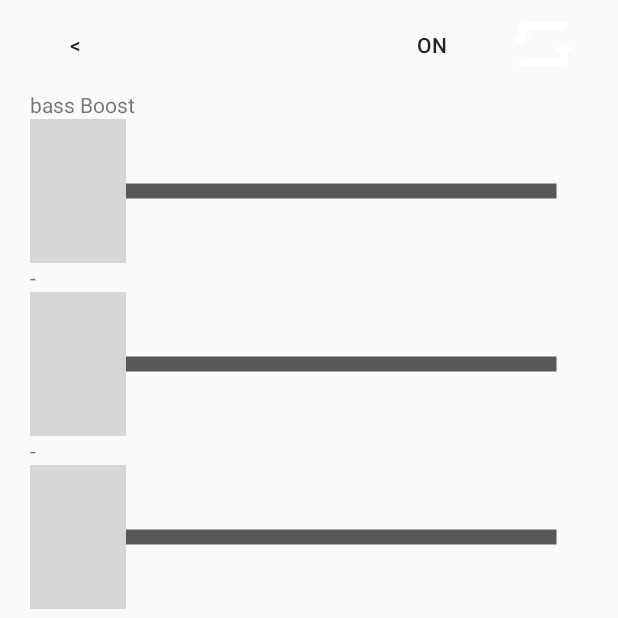
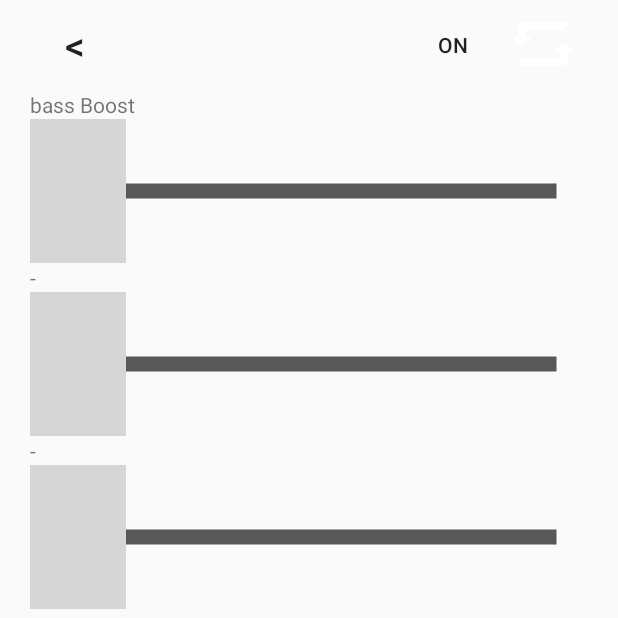
Before and after one commit to hunke/BlackPlay, an Android app: the EQActivity screen opened directly, with no data from a screen before it, on a phone screen of 412 x 824 dp, the top half of it. Run offline under Robolectric (Android 15) with nearby library versions, the phone set to English and light mode, and no system bars; 3 statements that could not run were skipped.

Commit message:
remade images

```diff
--- a/app/src/main/java/com/example/sergiishkap/blackplay/MainScreen.java
+++ b/app/src/main/java/com/example/sergiishkap/blackplay/MainScreen.java
@@ -177,7 +177,7 @@ public class MainScreen extends Activity implements MediaPlayer.OnCompletionList
     public void setPlayImg(boolean playState){
         ImageButton playBtn=(ImageButton)findViewById(R.id.play_btn);
         if(playState){
-            playBtn.setImageResource(R.drawable.next_track);
+            playBtn.setImageResource(R.drawable.pause);
         }else {
             playBtn.setImageResource(R.drawable.play);
         }
--- a/app/src/main/res/layout/eq_layout.xml
+++ b/app/src/main/res/layout/eq_layout.xml
@@ -8,31 +8,19 @@
     android:paddingRight="20dp"
     >
 
-<LinearLayout
+<RelativeLayout
     android:orientation="horizontal"
     android:layout_width="fill_parent"
-    android:layout_height="wrap_content"
+    android:layout_height="60dp"
     >
 <Button
     android:layout_width="60dp"
     android:layout_height="60dp"
     android:background="@null"
     android:text="@string/to_play_list"
+    android:textSize="26sp"
     android:onClick="backToMain"
     />
-    <View
-        android:layout_width="0dp"
-        android:layout_height="fill_parent"
-        android:layout_weight="1"
-        />
-    <ToggleButton
-        android:id="@+id/enabled"
-        android:layout_marginLeft="60dp"
-        android:layout_width="wrap_content"
-        android:layout_height="wrap_content"
-        android:background="@null"
-        />
-
 <ImageButton android:id="@+id/flat"
     android:background="@null"
      android:layout_height="60dp"
@@ -40,9 +28,18 @@
      android:src="@drawable/repeat_on_img"
      android:scaleType="fitCenter"
      android:adjustViewBounds="true"
+    android:layout_alignParentRight="true"
      />
 
-</LinearLayout>
+    <ToggleButton
+        android:id="@+id/enabled"
+        android:layout_width="60dp"
+        android:layout_height="60dp"
+        android:background="@null"
+        android:layout_toLeftOf="@id/flat"
+        />
+
+</RelativeLayout>
 
 <TextView
     android:id="@+id/bass_boost_label"
```
Also changed, not shown: app/src/main/res/layout/main_screen.xml (+11 -6 lines), app/src/main/res/drawable-hdpi/eq_img.png (added), app/src/main/res/drawable-hdpi/pause.png (added), app/src/main/res/drawable-hdpi/shuffle_off_img.png, app/src/main/res/drawable-hdpi/shuffle_on_img.png.
